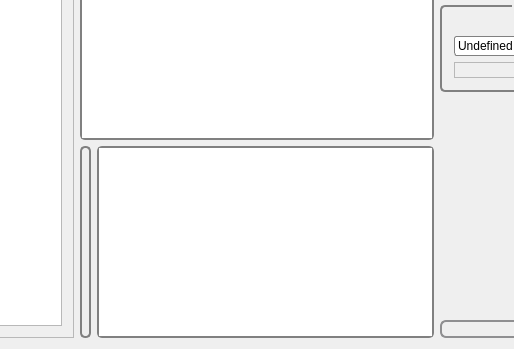
Old version of the form trunk/qt-frontend/QtQuatschEditor/forms/qtquatscheditor.ui in the repository phresnel/picogen; both pictures show x 109 to 623 and y 342 to 691 of the 797 by 691 pixel window.
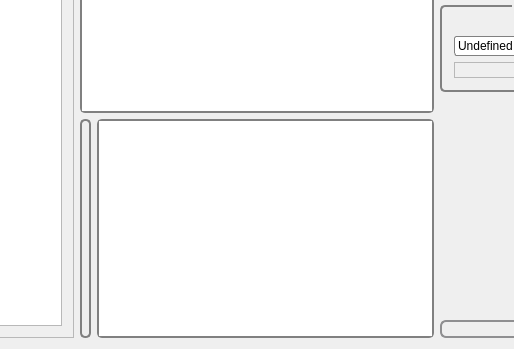
New version of the form. Icons and pictures are not drawn.

Diff of the .ui file:
```diff
--- a/trunk/qt-frontend/QtQuatschEditor/forms/qtquatscheditor.ui
+++ b/trunk/qt-frontend/QtQuatschEditor/forms/qtquatscheditor.ui
@@ -99,47 +99,8 @@
    <locale language="English" country="UnitedKingdom"/>
   </property>
   <layout class="QGridLayout" name="gridLayout">
-   <item row="1" column="1">
-    <widget class="QGraphicsView" name="graphicsView">
-     <property name="sizePolicy">
-      <sizepolicy hsizetype="Expanding" vsizetype="Expanding">
-       <horstretch>0</horstretch>
-       <verstretch>0</verstretch>
-      </sizepolicy>
-     </property>
-     <property name="styleSheet">
-      <string>QGraphicsView {
-	background-color: qlineargradient(spread:pad, x1:0, y1:0, x2:0, y2:1,
-             stop:0 rgb(108, 128, 108), 
-             stop:1 rgb(118, 118, 118));
-     border: 2px solid gray;
-     border-radius: 5px;
-     margin-top: 1ex; /* leave space at the top for the title */
- }
-</string>
-     </property>
-     <property name="verticalScrollBarPolicy">
-      <enum>Qt::ScrollBarAsNeeded</enum>
-     </property>
-     <property name="horizontalScrollBarPolicy">
-      <enum>Qt::ScrollBarAsNeeded</enum>
-     </property>
-     <property name="renderHints">
-      <set>QPainter::Antialiasing|QPainter::HighQualityAntialiasing|QPainter::SmoothPixmapTransform|QPainter::TextAntialiasing</set>
-     </property>
-     <property name="dragMode">
-      <enum>QGraphicsView::ScrollHandDrag</enum>
-     </property>
-     <property name="transformationAnchor">
-      <enum>QGraphicsView::AnchorUnderMouse</enum>
-     </property>
-     <property name="resizeAnchor">
-      <enum>QGraphicsView::AnchorUnderMouse</enum>
-     </property>
-    </widget>
-   </item>
-   <item row="1" column="7" rowspan="2">
-    <layout class="QVBoxLayout" name="verticalLayout_2">
+   <item row="1" column="8" rowspan="3">
+    <layout class="QVBoxLayout" name="editorLayout_">
      <property name="sizeConstraint">
       <enum>QLayout::SetMaximumSize</enum>
      </property>
@@ -620,7 +581,7 @@
      </item>
     </layout>
    </item>
-   <item row="2" column="1">
+   <item row="3" column="2">
     <layout class="QHBoxLayout" name="horizontalLayout">
      <item>
       <widget class="QLabel" name="heightmapLabel">
@@ -669,7 +630,7 @@
      </item>
     </layout>
    </item>
-   <item row="1" column="0" rowspan="2">
+   <item row="1" column="0" rowspan="3">
     <widget class="QScrollArea" name="scrollArea_2">
      <property name="sizePolicy">
       <sizepolicy hsizetype="MinimumExpanding" vsizetype="Expanding">
@@ -754,6 +715,45 @@
      </widget>
     </widget>
    </item>
+   <item row="1" column="2" rowspan="2">
+    <widget class="QGraphicsView" name="graphicsView">
+     <property name="sizePolicy">
+      <sizepolicy hsizetype="Expanding" vsizetype="Expanding">
+       <horstretch>0</horstretch>
+       <verstretch>0</verstretch>
+      </sizepolicy>
+     </property>
+     <property name="styleSheet">
+      <string>QGraphicsView {
+	background-color: qlineargradient(spread:pad, x1:0, y1:0, x2:0, y2:1,
+             stop:0 rgb(108, 128, 108), 
+             stop:1 rgb(118, 118, 118));
+     border: 2px solid gray;
+     border-radius: 5px;
+     margin-top: 1ex; /* leave space at the top for the title */
+ }
+</string>
+     </property>
+     <property name="verticalScrollBarPolicy">
+      <enum>Qt::ScrollBarAsNeeded</enum>
+     </property>
+     <property name="horizontalScrollBarPolicy">
+      <enum>Qt::ScrollBarAsNeeded</enum>
+     </property>
+     <property name="renderHints">
+      <set>QPainter::Antialiasing|QPainter::HighQualityAntialiasing|QPainter::SmoothPixmapTransform|QPainter::TextAntialiasing</set>
+     </property>
+     <property name="dragMode">
+      <enum>QGraphicsView::ScrollHandDrag</enum>
+     </property>
+     <property name="transformationAnchor">
+      <enum>QGraphicsView::AnchorUnderMouse</enum>
+     </property>
+     <property name="resizeAnchor">
+      <enum>QGraphicsView::AnchorUnderMouse</enum>
+     </property>
+    </widget>
+   </item>
   </layout>
  </widget>
  <layoutdefault spacing="6" margin="11"/>
```
